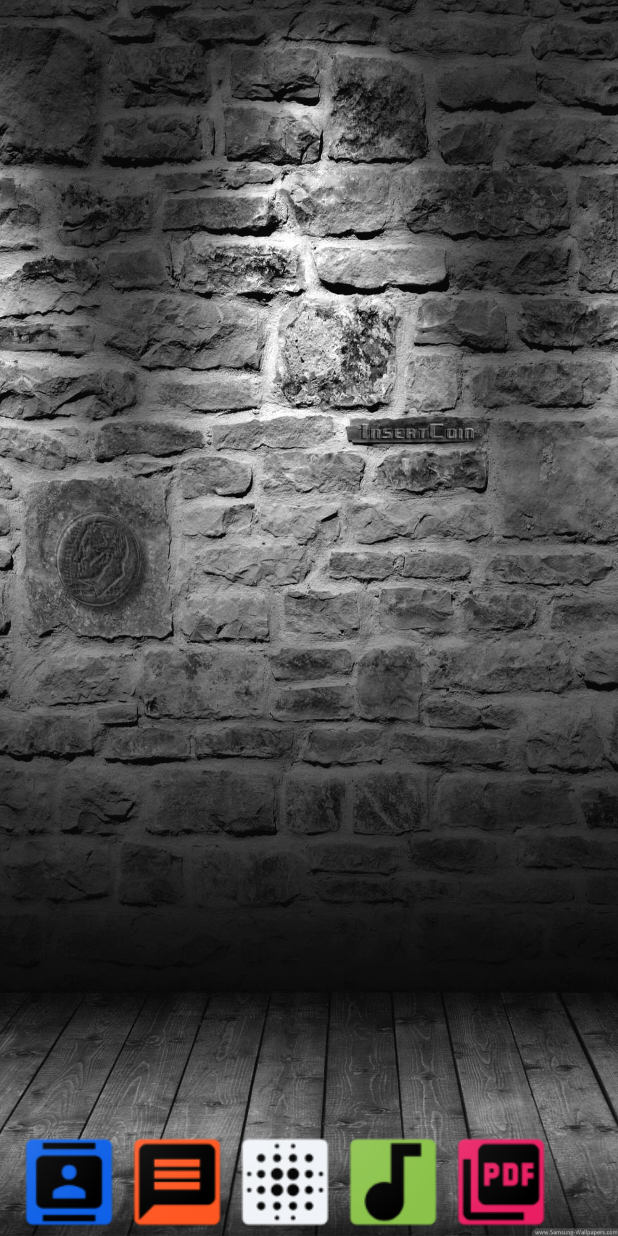
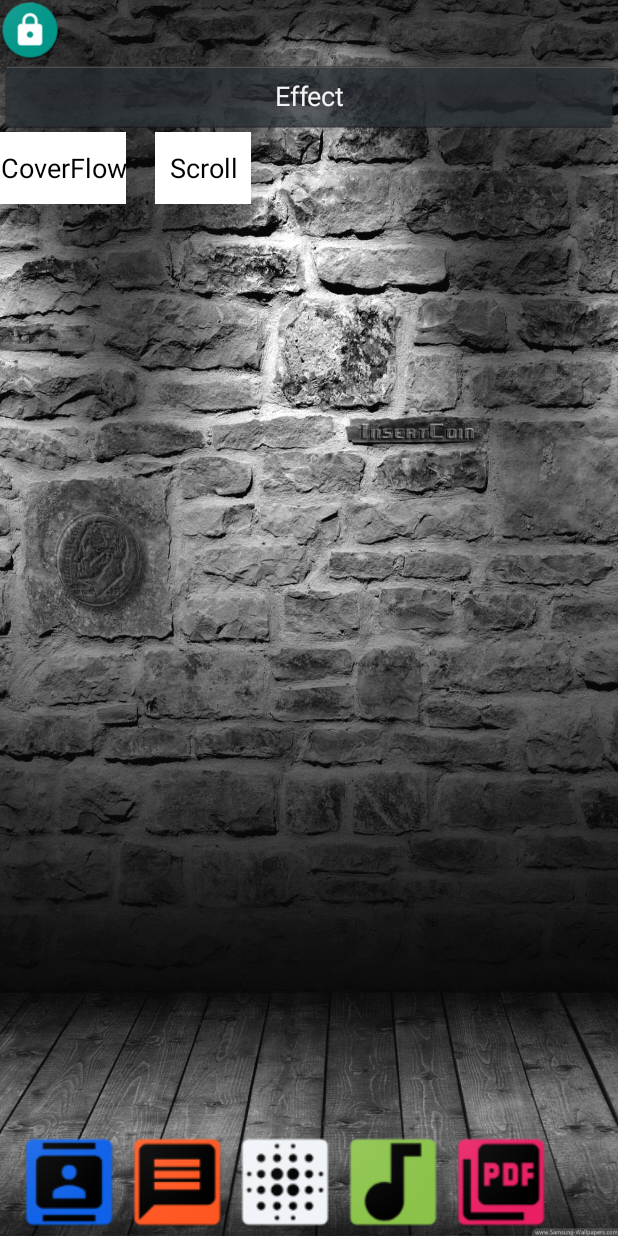
Before and after one commit to GrvTakte/Launcher, an Android app: the HomeActivity screen opened directly, with no data from a screen before it, on a phone screen of 412 x 824 dp. Run offline under Robolectric (Android 15) with nearby library versions, the phone set to English and light mode, and no system bars; 1 statement that could not run was skipped.

Commit message:
updating code

```diff
--- a/app/build.gradle
+++ b/app/build.gradle
@@ -19,6 +19,10 @@ android {
     }
 }
 
+dependencies{
+    compile 'com.andraskindler.parallaxviewpager:parallaxviewpager:0.2.0'
+}
+
 dependencies {
     compile fileTree(dir: 'libs', include: ['*.jar'])
     androidTestCompile('com.android.support.test.espresso:espresso-core:2.2.2', {
--- /dev/null
+++ b/app/src/main/java/event/caldroid/com/simplelauncher/CustomPageAdapter.java
@@ -0,0 +1,51 @@
+package event.caldroid.com.simplelauncher;
+
+import android.content.Context;
+import android.support.v4.view.PagerAdapter;
+import android.view.LayoutInflater;
+import android.view.View;
+import android.view.ViewGroup;
+
+/**
+ * Created by gaurav on 11/05/17.
+ */
+
+public class CustomPageAdapter extends PagerAdapter {
+
+    private Context mContext;
+
+    public CustomPageAdapter(Context context){
+        mContext = context;
+    }
+
+    @Override
+    public Object instantiateItem(ViewGroup container, int position) {
+        ModelObject modelObject = ModelObject.values()[position];
+        LayoutInflater inflater = LayoutInflater.from(mContext);
+
+        ViewGroup layout = (ViewGroup) inflater.inflate(modelObject.getLayoutResId(),container,false);
+        container.addView(layout);
+        return layout;
+    }
+
+    @Override
+    public void destroyItem(ViewGroup container, int position, Object object) {
+        container.removeView((View) object);
+    }
+
+    @Override
+    public int getCount() {
+        return ModelObject.values().length;
+    }
+
+    @Override
+    public boolean isViewFromObject(View view, Object object) {
+        return view == object;
+    }
+
+    @Override
+    public CharSequence getPageTitle(int position) {
+        ModelObject customPagerEnum = ModelObject.values()[position];
+        return mContext.getString(customPagerEnum.getTitleResId());
+    }
+}
--- a/app/src/main/java/event/caldroid/com/simplelauncher/HomeActivity.java
+++ b/app/src/main/java/event/caldroid/com/simplelauncher/HomeActivity.java
@@ -1,134 +1,155 @@
 package event.caldroid.com.simplelauncher;
 
 import android.app.Activity;
+import android.app.admin.DevicePolicyManager;
+import android.content.ComponentName;
+import android.content.Context;
 import android.content.Intent;
-import android.content.pm.PackageManager;
-import android.hardware.Camera;
 import android.net.Uri;
 import android.os.Bundle;
 import android.os.Environment;
 import android.provider.ContactsContract;
+import android.provider.Settings;
+import android.support.v4.view.ViewPager;
 import android.view.View;
 import android.widget.Button;
-import android.widget.CompoundButton;
-import android.widget.Switch;
 
 /**
  * Created by gaurav on 09/05/17.
  */
 
+/**
+ * Simple Launcher starts when you click on home button
+ */
+
 public class HomeActivity extends Activity {
-
-    private Switch flashSwitch;
-    private Camera camera;
+    DevicePolicyManager devicePolicyManager;
+    ComponentName adminComponent;
+    Button apps;
+    ViewPager viewPage;
 
     @Override
     protected void onCreate(Bundle savedInstanceState) {
         super.onCreate(savedInstanceState);
-        setContentView(R.layout.activity_home);
-        /*
-        flashSwitch = (Switch) findViewById(R.id.flash_intent);
+        setContentView(R.layout.main_home_activity);
 
-        flashSwitch.setOnCheckedChangeListener(new CompoundButton.OnCheckedChangeListener() {
+        viewPage = (ViewPager) findViewById(R.id.viewpager);
+        viewPage.setAdapter(new CustomPageAdapter(this));
+        apps = (Button) findViewById(R.id.main_menu);
+
+        apps.setOnClickListener(new View.OnClickListener() {
             @Override
-            public void onCheckedChanged(CompoundButton buttonView, boolean isChecked) {
-                Camera.Parameters param;
-                if(isChecked){
+            public void onClick(View v) {
+                Intent i = new Intent(HomeActivity.this, AppsListActivity.class);
+                startActivity(i);
+            }
+        });
 
-                    param = camera.getParameters();
-                    param.setFlashMode(Camera.Parameters.FLASH_MODE_TORCH);
-                    camera.setParameters(param);
-                    camera.startPreview();
-                }else {
-                    param = camera.getParameters();
-                    param.setFlashMode(Camera.Parameters.FLASH_MODE_OFF);
-                    camera.setParameters(param);
-                    camera.startPreview();
+    }
+    public void lockScreen(View view){
+        Button lock = (Button) findViewById(R.id.button_lock);
+        Settings.System.putInt(getContentResolver(),Settings.System.SCREEN_OFF_TIMEOUT,15000);
+        lock.setOnClickListener(new View.OnClickListener() {
+            @Override
+            public void onClick(View v) {
+                adminComponent = new ComponentName(HomeActivity.this, AdminReceiver.class);
+                devicePolicyManager = (DevicePolicyManager) getSystemService(Context.DEVICE_POLICY_SERVICE);
+
+                if (!devicePolicyManager.isAdminActive(adminComponent)) {
+
+                    Intent intent = new Intent(DevicePolicyManager.ACTION_ADD_DEVICE_ADMIN);
+                    intent.putExtra(DevicePolicyManager.EXTRA_DEVICE_ADMIN, adminComponent);
+                    startActivityForResult(intent, 50);
+                } else {
+                    devicePolicyManager.lockNow();
                 }
             }
         });
-                */
     }
 
-    public void showApps(View v){
-        Intent i = new Intent(this, AppsListActivity.class);
-        startActivity(i);
+    public void coverFlow(View view){
+        viewPage.setPageTransformer(false, new ViewPager.PageTransformer(){
+
+            @Override
+            public void transformPage(View page, float position) {
+
+                final float normalizedposition = Math.abs(Math.abs(position) - 1);
+                page.setScaleX(normalizedposition / 2 + 0.5f);
+                page.setScaleY(normalizedposition / 2 + 0.5f);
+
+            }
+        });
     }
 
-    public void audioIntent(View v){
+    public void scroll(View view){
+        viewPage.setPageTransformer(false, new ViewPager.PageTransformer(){
+
+            @Override
+            public void transformPage(View page, float position) {
+                page.setRotationY(position * -30);
+            }
+        });
+    }
+
+    public void contact(View view){
+        Intent intent = new Intent(Intent.ACTION_PICK);
+        intent.setType(ContactsContract.Contacts.CONTENT_TYPE);
+        if(intent.resolveActivity(getPackageManager()) != null){
+            startActivityForResult(intent,10);
+        }
+    }
+
+
+    public void audioIntent(View view){
         Intent intent = new Intent(Intent.ACTION_GET_CONTENT);
         Uri uri = Uri.parse(Environment.getExternalStorageDirectory().getParent()+"/ext_card");
         intent.setDataAndType(uri,"audio/*");
-        startActivityForResult(intent,30);
+        startActivityForResult(intent,20);
     }
 
     public void videoIntent(View v){
         Intent intent = new Intent(Intent.ACTION_GET_CONTENT);
         Uri uri = Uri.parse(Environment.getExternalStorageDirectory().getParent()+"/ext_card");
         intent.setDataAndType(uri,"video/*");
-        startActivityForResult(intent,20);
+        startActivityForResult(intent,30);
     }
 
-    public void pdfIntent(View v){
+    public void pdfIntent(View view){
         Intent intent = new Intent(Intent.ACTION_GET_CONTENT);
-        Uri uri = Uri.parse(Environment.getExternalStorageDirectory().getParent()+"/ext_card");
+        Uri uri = Uri.parse(Environment.getExternalStorageDirectory().getParent()+"/ext.card");
         intent.setDataAndType(uri,"pdf/*");
-        startActivityForResult(intent,10);
-    }
-
-    public void gameIntent(View v){
-        Intent i;
-        PackageManager manager = getPackageManager();
-        try {
-            i = manager.getLaunchIntentForPackage("com.king.candycrushsaga");
-            if (i == null)
-                throw new PackageManager.NameNotFoundException();
-            i.addCategory(Intent.CATEGORY_LAUNCHER);
-            startActivity(i);
-        } catch (PackageManager.NameNotFoundException e) {
-
-        }
-    }
-
-
-    public void contact(View v){
-        Intent intent = new Intent(Intent.ACTION_PICK);
-        intent.setType(ContactsContract.Contacts.CONTENT_TYPE);
-        if(intent.resolveActivity(getPackageManager()) != null){
-            startActivityForResult(intent,40);
-        }
+        startActivityForResult(intent,40);
     }
 
     @Override
-    protected void onActivityResult(int requestCode, int resultCode, Intent data){
-
-        if (resultCode == RESULT_OK && requestCode == 10){
-            Uri uriPdf = data.getData();
-            Intent pdfIntent = new Intent(Intent.ACTION_VIEW);
-            pdfIntent.setDataAndType(uriPdf,"pdf/*");
-            startActivity(pdfIntent);
-        }
-
-        if (resultCode == RESULT_OK && requestCode == 20){
-            Uri uriVideo = data.getData();
-            Intent tostart = new Intent(Intent.ACTION_VIEW);
-            tostart.setDataAndType(uriVideo,"video/*");
-            startActivity(tostart);
-
-        }
-
-        if(resultCode == RESULT_OK && requestCode== 30){
-            Uri uriVidio = data.getData();
-            Intent videoIntent = new Intent(Intent.ACTION_VIEW);
-            videoIntent.setDataAndType(uriVidio,"audio/*");
-            startActivity(videoIntent);
-        }
-
-        if(resultCode == RESULT_OK && requestCode == 40){
+    protected void onActivityResult(int requestCode, int resultCode, Intent data) {
+        if(requestCode == 10 && resultCode == RESULT_OK){
             Uri contactUri = data.getData();
             Intent contactIntent = new Intent(Intent.ACTION_CALL);
             contactIntent.setData(contactUri);
             startActivity(contactIntent);
         }
+
+        if(resultCode == RESULT_OK && requestCode == 20){
+            Uri audioUri = data.getData();
+            Intent audioIntent = new Intent(Intent.ACTION_VIEW);
+            audioIntent.setDataAndType(audioUri,"audio/*");
+            startActivity(audioIntent);
+        }
+
+        if(requestCode == 30 && resultCode == RESULT_OK){
+            Uri videoUri = data.getData();
+            Intent videoIntent = new Intent(Intent.ACTION_VIEW);
+            videoIntent.setDataAndType(videoUri,"video/*");
+            startActivity(videoIntent);
+        }
+
+        if(requestCode ==  40 && resultCode == RESULT_OK){
+            Uri pdfUri = data.getData();
+            Intent pdfIntent = new Intent(Intent.ACTION_VIEW);
+            pdfIntent.setDataAndType(pdfUri,"pdf/*");
+            startActivity(pdfIntent);
+        }
+
     }
 }
--- /dev/null
+++ b/app/src/main/java/event/caldroid/com/simplelauncher/ModelObject.java
@@ -0,0 +1,27 @@
+package event.caldroid.com.simplelauncher;
+
+/**
+ * Created by gaurav on 11/05/17.
+ */
+
+public enum ModelObject {
+    RED(R.string.home,R.layout.activity_home),
+    BLUE(R.string.home1,R.layout.activity_home1),
+    GREEN(R.string.home2, R.layout.activity_home2);
+
+    private int mTitleResId;
+    private int mLayoutResId;
+
+    ModelObject(int titleResId, int layoutResId){
+        mTitleResId = titleResId;
+        mLayoutResId = layoutResId;
+    }
+
+    public int getTitleResId(){
+        return mTitleResId;
+    }
+
+    public int getLayoutResId(){
+        return  mLayoutResId;
+    }
+}
--- a/app/src/main/res/layout/activity_home.xml
+++ b/app/src/main/res/layout/activity_home.xml
@@ -3,10 +3,67 @@
     xmlns:tools="http://schemas.android.com/tools"
     android:layout_width="match_parent"
     android:layout_height="match_parent"
-    android:orientation="horizontal"
+    android:orientation="vertical"
     android:layout_alignParentBottom="true"
     tools:context=".HomeActivity"
     android:background="@drawable/background">
+
+
+
+    <RelativeLayout
+        android:layout_width="wrap_content"
+        android:layout_height="wrap_content"
+        android:layout_gravity="top">
+    <Button
+        android:onClick="lockScreen"
+        android:layout_width="40dp"
+        android:layout_height="40dp"
+        android:id="@+id/button_lock"
+        android:background="@drawable/ic_lock"
+        />
+    </RelativeLayout>
+
+    <RelativeLayout
+        android:layout_width="match_parent"
+        android:layout_height="wrap_content"
+        >
+        <Button
+            android:id="@+id/button_effect"
+            android:layout_width="match_parent"
+            android:layout_height="wrap_content"
+            android:text="Effect"
+            android:clickable="false"/>
+
+        <Button
+            android:layout_width="wrap_content"
+            android:layout_height="wrap_content"
+            android:background="#fff"
+            android:text="CoverFlow"
+            android:textColor="#000000"
+            android:layout_below="@+id/button_effect"
+            android:id="@+id/button_coverflow"
+            android:onClick="coverFlow"/>
+
+        <Button
+            android:id="@+id/button_scroll"
+            android:layout_width="wrap_content"
+            android:layout_height="wrap_content"
+            android:background="#fff"
+            android:layout_below="@+id/button_effect"
+            android:layout_toRightOf="@+id/button_coverflow"
+            android:layout_toEndOf="@+id/button_coverflow"
+            android:layout_marginLeft="19dp"
+            android:layout_marginStart="19dp"
+            android:text="Scroll"
+            android:textColor="#000"
+            android:onClick="scroll"/>
+    </RelativeLayout>
+
+    <LinearLayout
+        android:layout_width="match_parent"
+        android:layout_height="match_parent"
+        android:orientation="horizontal"
+        >
 
     <RelativeLayout
         android:layout_width="match_parent"
@@ -19,7 +76,8 @@
             android:layout_height="wrap_content"
             android:background="@drawable/ic_contact"
             android:layout_marginLeft="10dp"
-            android:onClick="contact"/>
+            android:onClick="contact"
+            />
 
         <Button
             android:id="@+id/button_message"
@@ -32,7 +90,6 @@
             android:layout_width="wrap_content"
             android:layout_height="wrap_content"
             android:id="@+id/main_menu"
-            android:onClick="showApps"
             android:layout_toRightOf="@+id/button_message"
             android:background="@drawable/ic_main_menu"/>
 
@@ -52,5 +109,5 @@
             android:background="@drawable/ic_pdf"
             android:onClick="pdfIntent"/>
     </RelativeLayout>
-
 </LinearLayout>
+</LinearLayout>
--- /dev/null
+++ b/app/src/main/res/layout/main_home_activity.xml
@@ -0,0 +1,16 @@
+<?xml version="1.0" encoding="utf-8"?>
+<RelativeLayout
+    xmlns:android="http://schemas.android.com/apk/res/android"
+    xmlns:tools="http://schemas.android.com/tools"
+    android:layout_height="match_parent"
+    android:layout_width="match_parent"
+    tools:context=".HomeActivity">
+
+    <android.support.v4.view.ViewPager
+        android:layout_width="match_parent"
+        android:layout_height="match_parent"
+        android:id="@+id/viewpager">
+
+    </android.support.v4.view.ViewPager>
+
+</RelativeLayout>
--- a/app/src/main/res/values/strings.xml
+++ b/app/src/main/res/values/strings.xml
@@ -1,3 +1,6 @@
 <resources>
     <string name="app_name">SimpleLauncher</string>
+    <string name="home">home</string>
+    <string name="home1">home1</string>
+    <string name="home2">home2</string>
 </resources>
```
Also changed, not shown: app/src/main/AndroidManifest.xml (+13 -0 lines), app/src/main/java/event/caldroid/com/simplelauncher/AdminReceiver.java (added, +10 -0 lines), app/src/main/java/event/caldroid/com/simplelauncher/MainHomeActivity.java (added, +26 -0 lines), app/src/main/res/layout/activity_home1.xml (added, +7 -0 lines), app/src/main/res/layout/activity_home2.xml (added, +7 -0 lines), app/src/main/res/xml/my_admin.xml (added, +7 -0 lines), app/src/main/java/event/caldroid/com/simplelauncher/AppsListActivity.java (line endings or trailing spaces), app/src/main/res/drawable/ic_lock.png (added), 1 other file.
